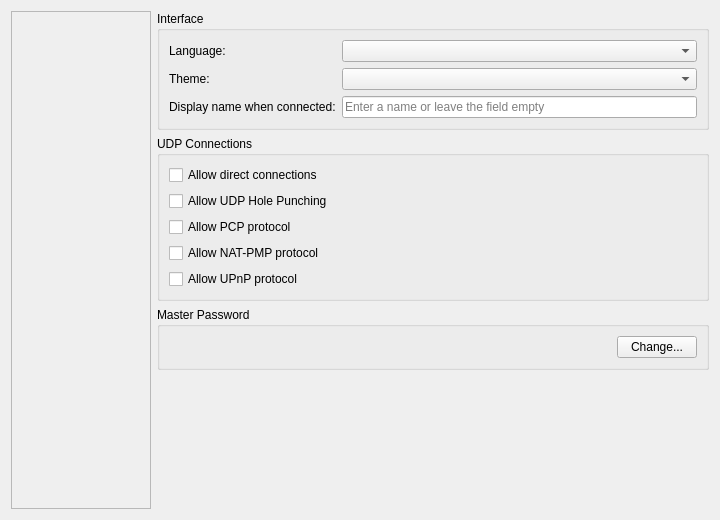
Before: the Qt Designer form source/client/desktop/settings_tab.ui in dchapyshev/aspia, drawn with Qt 5.
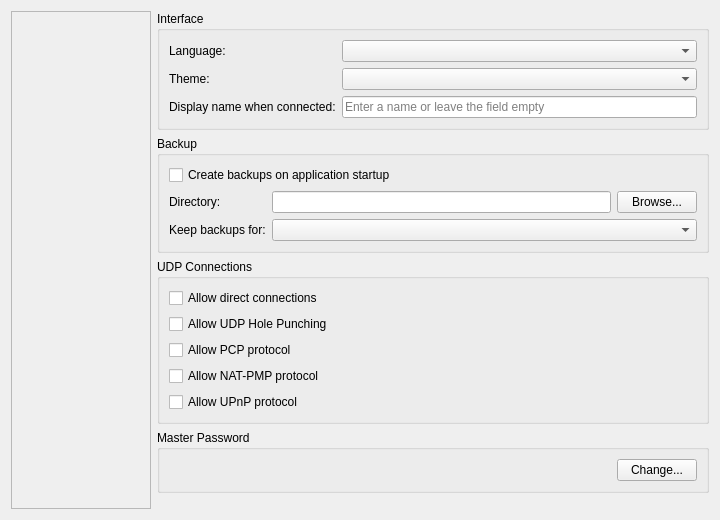
After: the same form once the commit is applied. The open tabs and pages were chosen to show the change.

Commit message: Implement "auto backup" feature.

Patch:
```diff
--- a/source/client/desktop/settings_tab.ui
+++ b/source/client/desktop/settings_tab.ui
@@ -159,6 +159,49 @@
             </layout>
            </widget>
           </item>
+          <item>
+           <widget class="QGroupBox" name="groupbox_backup">
+            <property name="title">
+             <string>Backup</string>
+            </property>
+            <layout class="QGridLayout" name="layout_backup">
+             <item row="0" column="0" colspan="3">
+              <widget class="QCheckBox" name="checkbox_backup_on_startup">
+               <property name="text">
+                <string>Create backups on application startup</string>
+               </property>
+              </widget>
+             </item>
+             <item row="1" column="0">
+              <widget class="QLabel" name="label_backup_dir">
+               <property name="text">
+                <string>Directory:</string>
+               </property>
+              </widget>
+             </item>
+             <item row="1" column="1">
+              <widget class="QLineEdit" name="edit_backup_dir"/>
+             </item>
+             <item row="1" column="2">
+              <widget class="QPushButton" name="button_select_backup_dir">
+               <property name="text">
+                <string>Browse...</string>
+               </property>
+              </widget>
+             </item>
+             <item row="2" column="0">
+              <widget class="QLabel" name="label_backup_retention">
+               <property name="text">
+                <string>Keep backups for:</string>
+               </property>
+              </widget>
+             </item>
+             <item row="2" column="1" colspan="2">
+              <widget class="QComboBox" name="combo_backup_retention"/>
+             </item>
+            </layout>
+           </widget>
+          </item>
           <item>
            <widget class="QGroupBox" name="groupbox_udp">
             <property name="title">
```
The commit also changes 9 other files.
